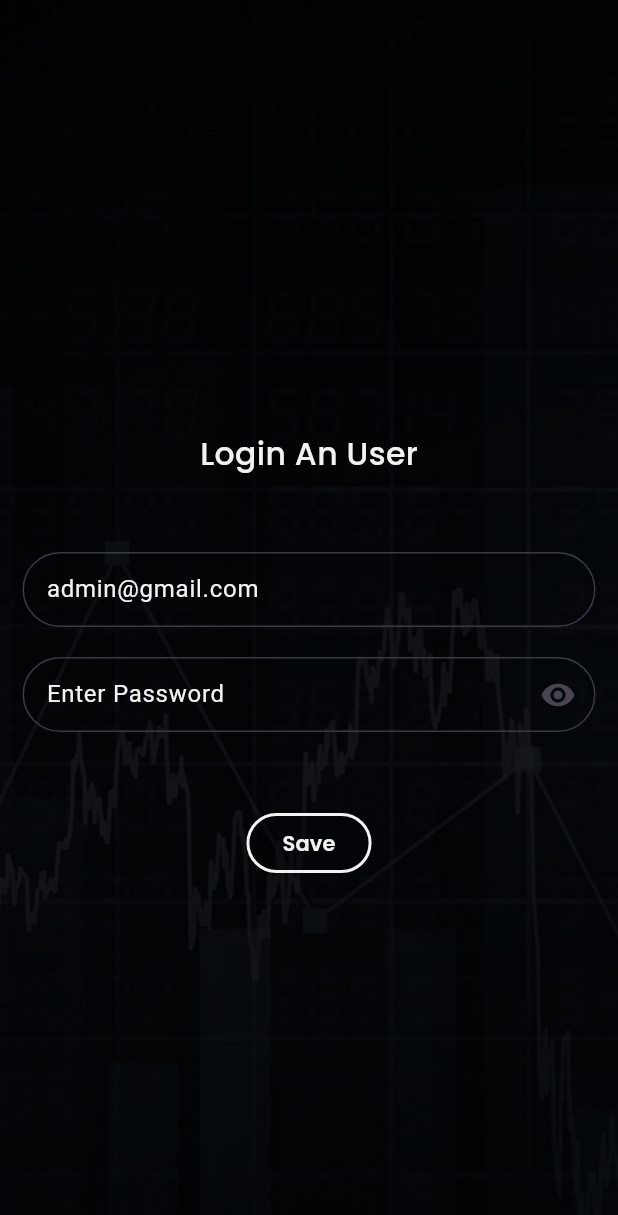
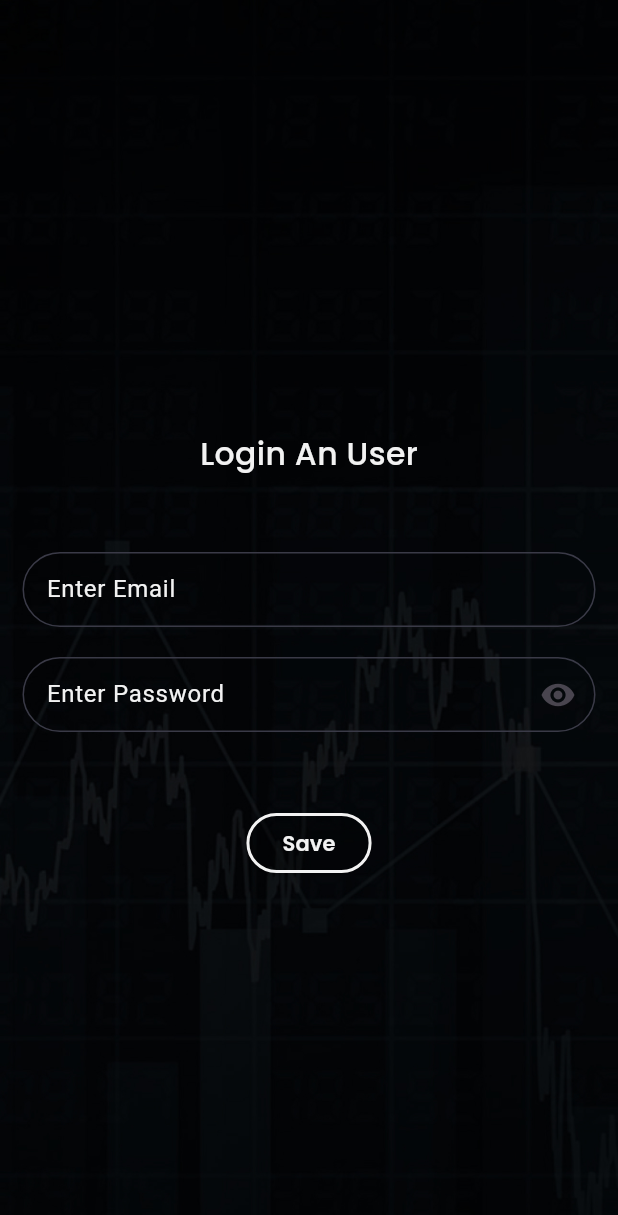
Before and after one commit to naimishStargalaxy/stock_app_SG, a Flutter app: the SigninPage screen opened directly, on a phone screen of 412 x 824 dp. Shown: the top 1215 px of the screen. Run offline on Flutter 3.47's test engine with Material 3 defaults, Android fonts, the phone set to English and light mode, and no system bars; our stand-ins replace fl_chart, flutter_widget_from_html, fluttertoast, get, google_fonts, image_picker and 4 more; accounts and stored records are empty.

Commit message:
login api

```diff
--- a/lib/Controllers/login_controller.dart
+++ b/lib/Controllers/login_controller.dart
@@ -11,15 +11,13 @@ import '../Helper/preferances.dart';
 import '../Screens/currency_selection.dart';
 
 class LoginController extends GetxController {
-  TextEditingController emailcontroller =
-      TextEditingController(text: "admin@gmail.com");
+  TextEditingController emailcontroller = TextEditingController();
   TextEditingController passcontroller = TextEditingController();
   RxBool isLoader = false.obs;
   RxBool obsecure = false.obs;
 
   Future<http.Response> userLogin() async {
     isLoader.value = true;
-    // Map data = {"email": "admin@gmail.com", "password": "admin@123"};
     Map data = {
       "email": emailcontroller.text.trim(),
       "password": passcontroller.text.trim(),
@@ -29,6 +27,9 @@ class LoginController extends GetxController {
 
     final response = await http.post(
       Uri.parse(BASE_URL.baseUrl + API_END_POINTS.login),
+      headers: <String, String>{
+        'Content-Type': 'application/json; charset=UTF-8',
+      },
       body: jsonEncode(data),
     );
     print(response.body);
--- a/lib/Helper/apis.dart
+++ b/lib/Helper/apis.dart
@@ -4,4 +4,6 @@ class BASE_URL {
 
 class API_END_POINTS {
   static const String login = "login";
+  static const String updateUser = "update-user/";
+  static const String deleteUser = "delete-user/";
 }
```
Also changed, not shown: lib/Controllers/profile_controller.dart (added, +12 -0 lines).
